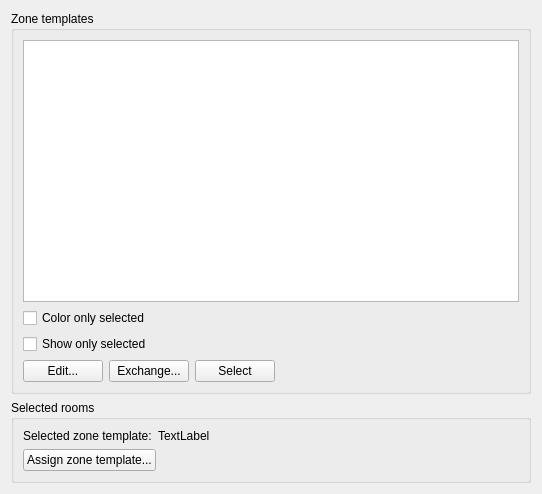
Old version of the form SIM-VICUS/src/SVPropBuildingZoneTemplatesWidget.ui in the repository ghorwin/SIM-VICUS.
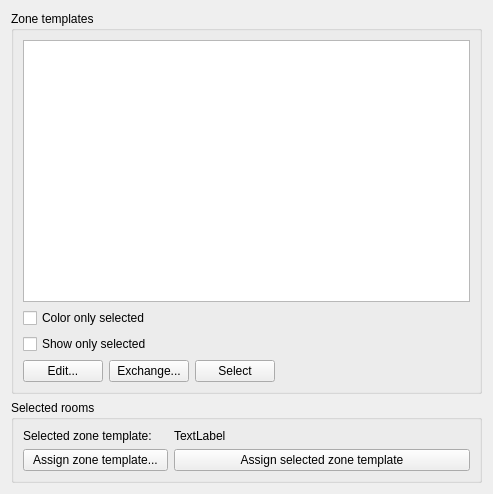
New version of the form.

Commit message: Updated push buttons state handling in zone template widget

Diff of the .ui file:
```diff
--- a/SIM-VICUS/src/SVPropBuildingZoneTemplatesWidget.ui
+++ b/SIM-VICUS/src/SVPropBuildingZoneTemplatesWidget.ui
@@ -6,7 +6,7 @@
    <rect>
     <x>0</x>
     <y>0</y>
-    <width>542</width>
+    <width>493</width>
     <height>494</height>
    </rect>
   </property>
@@ -96,9 +96,7 @@
         </property>
        </widget>
       </item>
-      <item row="1" column="0" colspan="2">
-       <layout class="QHBoxLayout" name="horizontalLayout_2">
-        <item>
+      <item row="3" column="0">
          <widget class="QPushButton" name="pushButtonAssignZoneTemplate">
           <property name="text">
            <string>Assign zone template...</string>
@@ -111,22 +109,7 @@
           </property>
          </widget>
         </item>
-        <item>
-         <spacer name="horizontalSpacer_6">
-          <property name="orientation">
-           <enum>Qt::Horizontal</enum>
-          </property>
-          <property name="sizeHint" stdset="0">
-           <size>
-            <width>558</width>
-            <height>20</height>
-           </size>
-          </property>
-         </spacer>
-        </item>
-       </layout>
-      </item>
-      <item row="0" column="1">
+      <item row="0" column="1" colspan="2">
        <widget class="QLabel" name="labelSelectedZoneTemplates">
         <property name="sizePolicy">
          <sizepolicy hsizetype="Expanding" vsizetype="Preferred">
@@ -139,6 +122,19 @@
         </property>
        </widget>
       </item>
+      <item row="3" column="1" colspan="2">
+       <widget class="QPushButton" name="pushButtonAssignSelectedZoneTemplate">
+        <property name="text">
+         <string>Assign selected zone template</string>
+        </property>
+        <property name="iconSize">
+         <size>
+          <width>24</width>
+          <height>24</height>
+         </size>
+        </property>
+       </widget>
+      </item>
      </layout>
     </widget>
    </item>
```
Left out of the diff: 2 changed lines with no effect on the pictures. Lines whose indentation alone changed are shown as unchanged. The commit also changes 1 other file.
